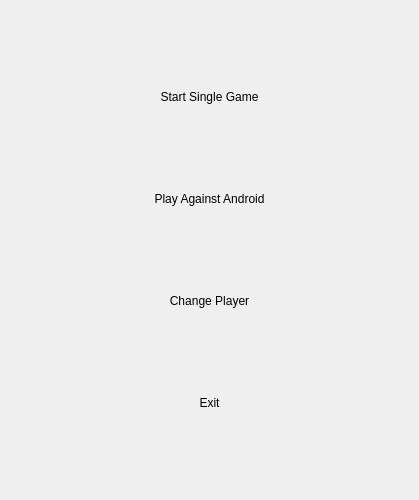
Old version of the form startmenu.ui in the repository kivi239/Scrabble.
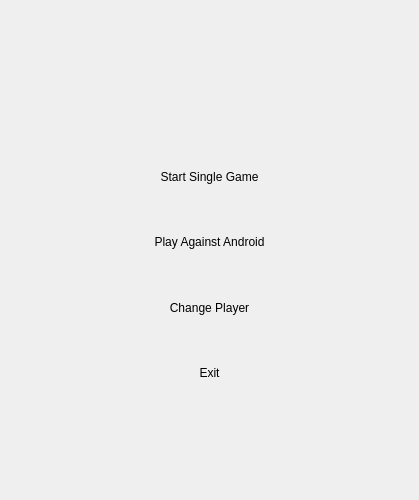
New version of the form. Icons and pictures are not drawn.

Diff of the .ui file:
```diff
--- a/startmenu.ui
+++ b/startmenu.ui
@@ -14,7 +14,7 @@
    <string>Form</string>
   </property>
   <layout class="QGridLayout" name="gridLayout_2">
-   <item row="1" column="0">
+   <item row="2" column="1">
     <layout class="QGridLayout" name="gridLayout">
      <item row="4" column="0">
       <spacer name="horizontalSpacer">
@@ -322,6 +322,86 @@
      </item>
     </layout>
    </item>
+   <item row="2" column="0">
+    <spacer name="horizontalSpacer_9">
+     <property name="orientation">
+      <enum>Qt::Horizontal</enum>
+     </property>
+     <property name="sizeType">
+      <enum>QSizePolicy::Preferred</enum>
+     </property>
+     <property name="sizeHint" stdset="0">
+      <size>
+       <width>100</width>
+       <height>20</height>
+      </size>
+     </property>
+    </spacer>
+   </item>
+   <item row="2" column="2">
+    <spacer name="horizontalSpacer_10">
+     <property name="orientation">
+      <enum>Qt::Horizontal</enum>
+     </property>
+     <property name="sizeType">
+      <enum>QSizePolicy::Preferred</enum>
+     </property>
+     <property name="sizeHint" stdset="0">
+      <size>
+       <width>100</width>
+       <height>20</height>
+      </size>
+     </property>
+    </spacer>
+   </item>
+   <item row="1" column="1">
+    <spacer name="verticalSpacer_6">
+     <property name="orientation">
+      <enum>Qt::Vertical</enum>
+     </property>
+     <property name="sizeType">
+      <enum>QSizePolicy::Preferred</enum>
+     </property>
+     <property name="sizeHint" stdset="0">
+      <size>
+       <width>20</width>
+       <height>100</height>
+      </size>
+     </property>
+    </spacer>
+   </item>
+   <item row="3" column="1">
+    <spacer name="verticalSpacer_7">
+     <property name="orientation">
+      <enum>Qt::Vertical</enum>
+     </property>
+     <property name="sizeType">
+      <enum>QSizePolicy::Preferred</enum>
+     </property>
+     <property name="sizeHint" stdset="0">
+      <size>
+       <width>20</width>
+       <height>70</height>
+      </size>
+     </property>
+    </spacer>
+   </item>
+   <item row="0" column="1">
+    <widget class="QLabel" name="label">
+     <property name="styleSheet">
+      <string notr="true">			 color: black;
+             border-image:url(:/new/prefix1/background2.jpg) 20 100 20 100;
+             border-top: 20px transparent;
+             border-bottom: 20px transparent;
+             border-right: 100px transparent;
+             border-left: 100px transparent;
+			 font: 75 16pt &quot;System&quot;;</string>
+     </property>
+     <property name="text">
+      <string>&lt;html&gt;&lt;head/&gt;&lt;body&gt;&lt;p align=&quot;center&quot;/&gt;&lt;/body&gt;&lt;/html&gt;</string>
+     </property>
+    </widget>
+   </item>
   </layout>
  </widget>
  <resources/>
```
